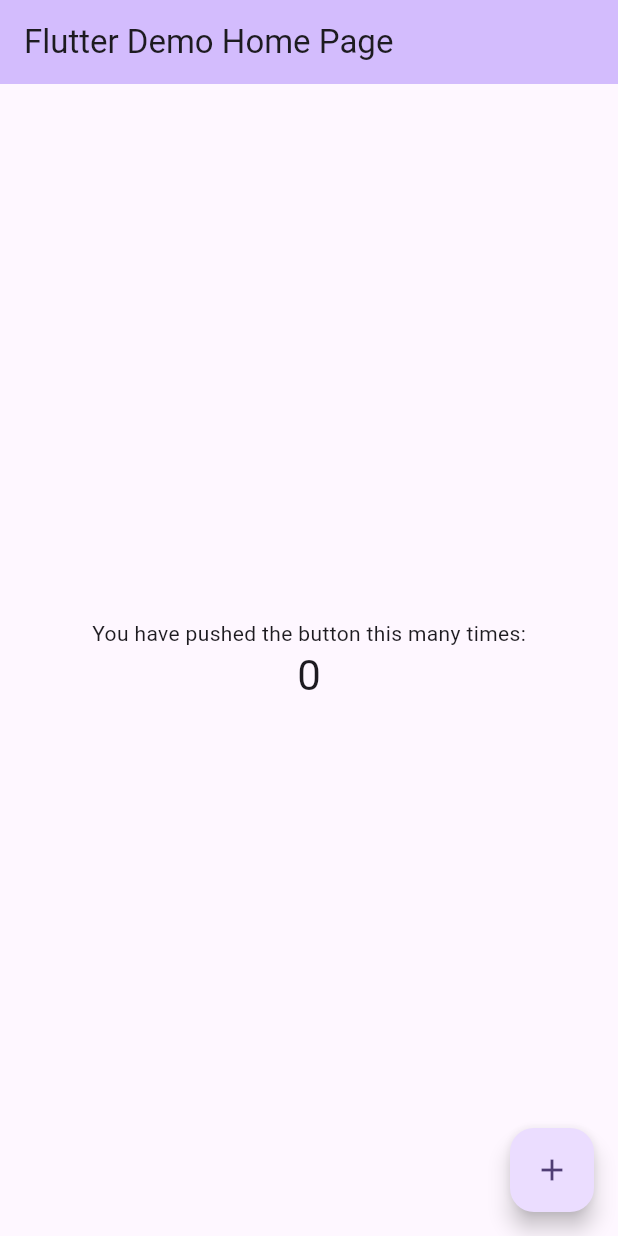
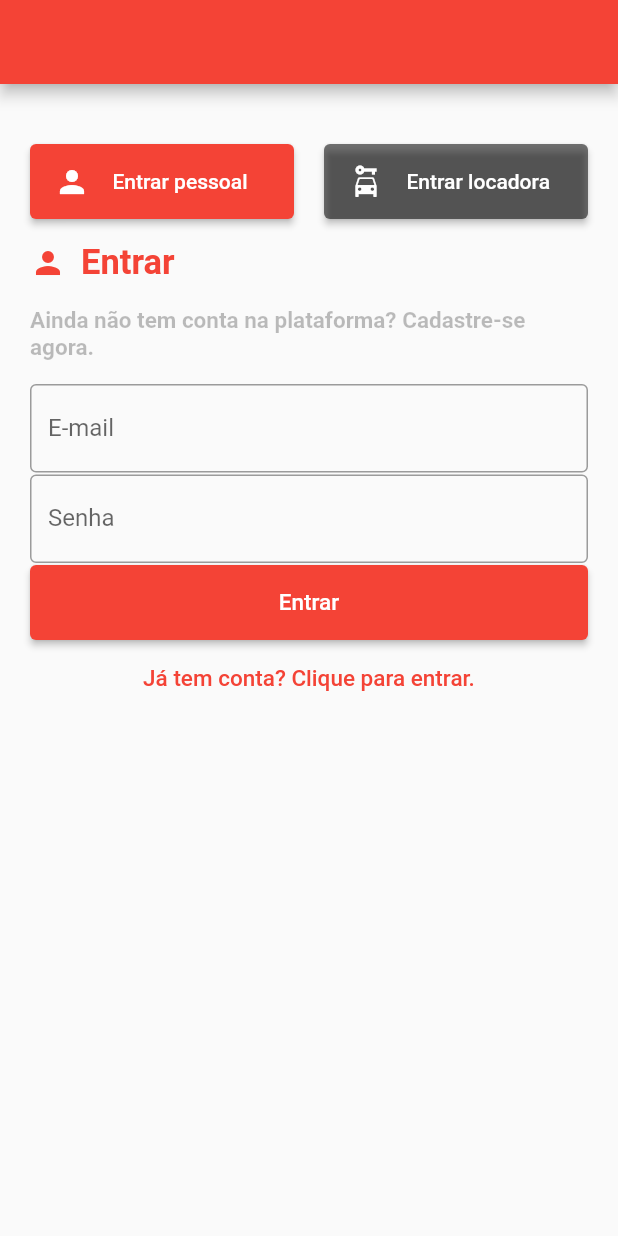
Before and after one commit to camargobiel/econodrive, a Flutter app: the screen it shows after launch, on a phone screen of 412 x 824 dp. Run offline on Flutter 3.47's test engine with Material 3 defaults, Android fonts, the phone set to English and light mode, and no system bars.

Commit message:
feat: 🎸 login and register page

```diff
--- a/lib/main.dart
+++ b/lib/main.dart
@@ -1,125 +1,29 @@
 import 'package:flutter/material.dart';
 
+import 'pages/login.dart';
+import 'pages/register.dart';
+
 void main() {
-  runApp(const MyApp());
+  runApp(const EconoDrive());
 }
 
-class MyApp extends StatelessWidget {
-  const MyApp({super.key});
+class EconoDrive extends StatelessWidget {
+  const EconoDrive({super.key});
 
   // This widget is the root of your application.
   @override
   Widget build(BuildContext context) {
     return MaterialApp(
-      title: 'Flutter Demo',
+      debugShowCheckedModeBanner: false,
       theme: ThemeData(
-        // This is the theme of your application.
-        //
-        // TRY THIS: Try running your application with "flutter run". You'll see
-        // the application has a purple toolbar. Then, without quitting the app,
-        // try changing the seedColor in the colorScheme below to Colors.green
-        // and then invoke "hot reload" (save your changes or press the "hot
-        // reload" button in a Flutter-supported IDE, or press "r" if you used
-        // the command line to start the app).
-        //
-        // Notice that the counter didn't reset back to zero; the application
-        // state is not lost during the reload. To reset the state, use hot
-        // restart instead.
-        //
-        // This works for code too, not just values: Most code changes can be
-        // tested with just a hot reload.
-        colorScheme: ColorScheme.fromSeed(seedColor: Colors.deepPurple),
-        useMaterial3: true,
+        useMaterial3: false,
+        primarySwatch: Colors.red,
       ),
-      home: const MyHomePage(title: 'Flutter Demo Home Page'),
+      routes: {
+        "/login": (context) => const LoginPage(),
+        "/register": (context) => const RegisterPage(),
+      },
+      initialRoute: "/login",
     );
   }
 }
-
-class MyHomePage extends StatefulWidget {
-  const MyHomePage({super.key, required this.title});
-
-  // This widget is the home page of your application. It is stateful, meaning
-  // that it has a State object (defined below) that contains fields that affect
-  // how it looks.
-
-  // This class is the configuration for the state. It holds the values (in this
-  // case the title) provided by the parent (in this case the App widget) and
-  // used by the build method of the State. Fields in a Widget subclass are
-  // always marked "final".
-
-  final String title;
-
-  @override
-  State<MyHomePage> createState() => _MyHomePageState();
-}
-
-class _MyHomePageState extends State<MyHomePage> {
-  int _counter = 0;
-
-  void _incrementCounter() {
-    setState(() {
-      // This call to setState tells the Flutter framework that something has
-      // changed in this State, which causes it to rerun the build method below
-      // so that the display can reflect the updated values. If we changed
-      // _counter without calling setState(), then the build method would not be
-      // called again, and so nothing would appear to happen.
-      _counter++;
-    });
-  }
-
-  @override
-  Widget build(BuildContext context) {
-    // This method is rerun every time setState is called, for instance as done
-    // by the _incrementCounter method above.
-    //
-    // The Flutter framework has been optimized to make rerunning build methods
-    // fast, so that you can just rebuild anything that needs updating rather
-    // than having to individually change instances of widgets.
-    return Scaffold(
-      appBar: AppBar(
-        // TRY THIS: Try changing the color here to a specific color (to
-        // Colors.amber, perhaps?) and trigger a hot reload to see the AppBar
-        // change color while the other colors stay the same.
-        backgroundColor: Theme.of(context).colorScheme.inversePrimary,
-        // Here we take the value from the MyHomePage object that was created by
-        // the App.build method, and use it to set our appbar title.
-        title: Text(widget.title),
-      ),
-      body: Center(
-        // Center is a layout widget. It takes a single child and positions it
-        // in the middle of the parent.
-        child: Column(
-          // Column is also a layout widget. It takes a list of children and
-          // arranges them vertically. By default, it sizes itself to fit its
-          // children horizontally, and tries to be as tall as its parent.
-          //
-          // Column has various properties to control how it sizes itself and
-          // how it positions its children. Here we use mainAxisAlignment to
-          // center the children vertically; the main axis here is the vertical
-          // axis because Columns are vertical (the cross axis would be
-          // horizontal).
-          //
-          // TRY THIS: Invoke "debug painting" (choose the "Toggle Debug Paint"
-          // action in the IDE, or press "p" in the console), to see the
-          // wireframe for each widget.
-          mainAxisAlignment: MainAxisAlignment.center,
-          children: <Widget>[
-            const Text(
-              'You have pushed the button this many times:',
-            ),
-            Text(
-              '$_counter',
-              style: Theme.of(context).textTheme.headlineMedium,
-            ),
-          ],
-        ),
-      ),
-      floatingActionButton: FloatingActionButton(
-        onPressed: _incrementCounter,
-        tooltip: 'Increment',
-        child: const Icon(Icons.add),
-      ), // This trailing comma makes auto-formatting nicer for build methods.
-    );
-  }
-}
--- /dev/null
+++ b/lib/pages/login.dart
@@ -0,0 +1,168 @@
+import 'package:flutter/cupertino.dart';
+import 'package:flutter/material.dart';
+import 'package:flutter/widgets.dart';
+
+class LoginPage extends StatefulWidget {
+  const LoginPage({super.key});
+
+  @override
+  State<LoginPage> createState() => _LoginPageState();
+}
+
+class _LoginPageState extends State<LoginPage> {
+  @override
+  Widget build(BuildContext context) {
+    bool personal = true;
+
+    return Scaffold(
+      appBar: AppBar(),
+      body: Container(
+        padding: const EdgeInsets.only(top: 40, left: 20, right: 20),
+        child: SizedBox(
+          height: 380,
+          child: Column(
+            crossAxisAlignment: CrossAxisAlignment.start,
+            mainAxisAlignment: MainAxisAlignment.spaceBetween,
+            children: [
+              SizedBox(
+                child: Row(
+                  mainAxisAlignment: MainAxisAlignment.spaceBetween,
+                  children: [
+                    Expanded(
+                      child: ElevatedButton(
+                        onPressed: () {
+                          personal = true;
+                        },
+                        style: ButtonStyle(
+                            fixedSize: const MaterialStatePropertyAll(
+                              Size.fromHeight(50),
+                            ),
+                            backgroundColor: MaterialStatePropertyAll(
+                              personal == true ? Colors.red : Colors.black54,
+                            )),
+                        child: const Row(
+                          children: [
+                            Icon(
+                              Icons.person,
+                            ),
+                            SizedBox(
+                              width: 15,
+                            ),
+                            Text("Entrar pessoal"),
+                          ],
+                        ),
+                      ),
+                    ),
+                    const SizedBox(
+                      width: 20,
+                    ),
+                    Expanded(
+                      child: ElevatedButton(
+                        onPressed: () {
+                          personal = false;
+                        },
+                        style: ButtonStyle(
+                          fixedSize: const MaterialStatePropertyAll(
+                            Size.fromHeight(50),
+                          ),
+                          backgroundColor: MaterialStatePropertyAll(
+                            personal == true ? Colors.black54 : Colors.red,
+                          ),
+                        ),
+                        child: const Row(
+                          children: [
+                            Icon(
+                              Icons.car_rental,
+                            ),
+                            SizedBox(
+                              width: 15,
+                            ),
+                            Text("Entrar locadora"),
+                          ],
+                        ),
+                      ),
+                    )
+                  ],
+                ),
+              ),
+              const Row(
+                children: [
+                  Icon(
+                    Icons.person,
+                    color: Colors.red,
+                  ),
+                  SizedBox(
+                    width: 10,
+                  ),
+                  Text(
+                    "Entrar",
+                    style: TextStyle(
+                      color: Colors.red,
+                      fontSize: 23,
+                      fontWeight: FontWeight.w600,
+                    ),
+                  ),
+                ],
+              ),
+              const Text(
+                "Ainda não tem conta na plataforma? Cadastre-se agora.",
+                style: TextStyle(
+                  color: Colors.black26,
+                  fontSize: 15,
+                  fontWeight: FontWeight.w600,
+                ),
+              ),
+              SizedBox(
+                height: 220,
+                child: Column(
+                  mainAxisAlignment: MainAxisAlignment.spaceBetween,
+                  children: [
+                    const TextField(
+                      decoration: InputDecoration(
+                        label: Text("E-mail"),
+                        border: OutlineInputBorder(),
+                      ),
+                    ),
+                    const TextField(
+                      decoration: InputDecoration(
+                        label: Text("Senha"),
+                        border: OutlineInputBorder(),
+                      ),
+                      obscureText: true,
+                    ),
+                    ElevatedButton(
+                      onPressed: () {},
+                      style: const ButtonStyle(
+                        fixedSize: MaterialStatePropertyAll(
+                          Size(
+                            double.maxFinite,
+                            50,
+                          ),
+                        ),
+                      ),
+                      child: const Text(
+                        "Entrar",
+                        style: TextStyle(fontSize: 15),
+                      ),
+                    ),
+                    TextButton(
+                      onPressed: () {
+                        Navigator.pushReplacementNamed(context, "/register");
+                      },
+                      child: const Text(
+                        "Já tem conta? Clique para entrar.",
+                        style: TextStyle(
+                          fontSize: 15,
+                        ),
+                      ),
+                    )
+                  ],
+                ),
+              ),
+            ],
+          ),
+        ),
+      ),
+    );
+  }
+}
```
Also changed, not shown: lib/pages/register.dart (added, +175 -0 lines), 1 other file.
